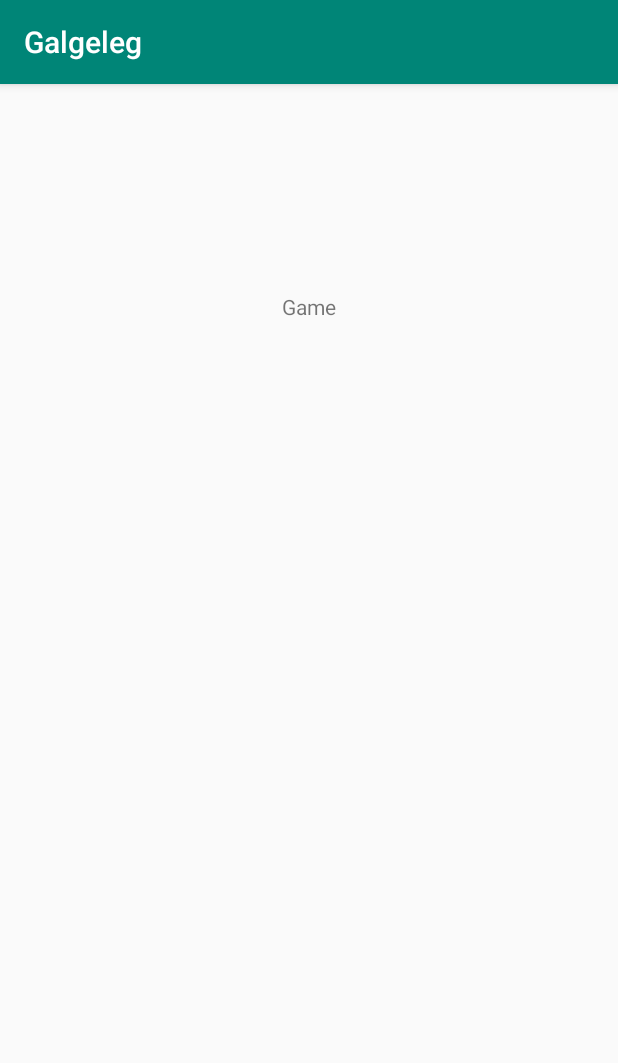
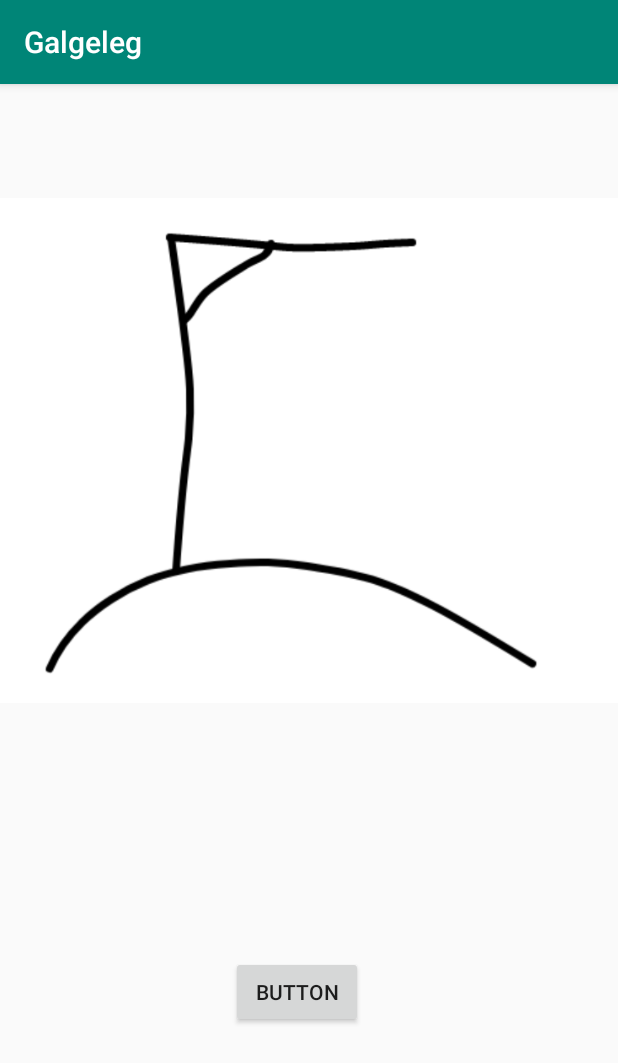
Before and after one commit to NicolaiNisbeth/galgeleg, an Android app: the GameActivity screen opened directly, with no data from a screen before it, on a phone screen of 412 x 824 dp. Shown: the top 1063 px of the screen. Run offline under Robolectric (Android 15) with nearby library versions, the phone set to English and light mode, and no system bars.

Commit message:
added hangingman images

```diff
--- a/app/src/main/java/com/example/galgeleg/GameActivity.java
+++ b/app/src/main/java/com/example/galgeleg/GameActivity.java
@@ -5,16 +5,31 @@ import android.os.Bundle;
 import android.util.Log;
 import android.view.View;
 import android.widget.Button;
+import android.widget.ImageView;
 
 import androidx.appcompat.app.AppCompatActivity;
 
-public class GameActivity extends AppCompatActivity {
+public class GameActivity extends AppCompatActivity implements View.OnClickListener {
+    private Button btn;
+    private ImageView imageView;
 
     @Override
     protected void onCreate(Bundle savedInstanceState) {
         super.onCreate(savedInstanceState);
         setContentView(R.layout.game_activity);
 
+        btn = findViewById(R.id.button);
+        btn.setOnClickListener(this);
+
+        imageView = findViewById(R.id.imageView);
+
+
     }
 
+    @Override
+    public void onClick(View v) {
+        if (v == btn){
+            imageView.setImageResource(R.drawable.drawing2);
+        }
+    }
 }
--- a/app/src/main/res/layout/game_activity.xml
+++ b/app/src/main/res/layout/game_activity.xml
@@ -5,20 +5,30 @@
     android:orientation="vertical" android:layout_width="match_parent"
     android:layout_height="match_parent">
 
-    <TextView
-        android:id="@+id/textView4"
+    <ImageView
+        android:id="@+id/imageView"
+        android:layout_width="428dp"
+        android:layout_height="451dp"
+        android:layout_marginBottom="280dp"
+        app:layout_constraintBottom_toBottomOf="parent"
+        app:layout_constraintEnd_toEndOf="parent"
+        app:layout_constraintStart_toStartOf="parent"
+        app:layout_constraintTop_toTopOf="parent"
+        app:srcCompat="@drawable/drawing1" />
+
+    <Button
+        android:id="@+id/button"
         android:layout_width="wrap_content"
         android:layout_height="wrap_content"
-        android:layout_marginStart="176dp"
-        android:layout_marginLeft="176dp"
-        android:layout_marginTop="120dp"
-        android:layout_marginEnd="177dp"
-        android:layout_marginRight="177dp"
-        android:layout_marginBottom="592dp"
-        android:text="Game"
+        android:layout_marginStart="153dp"
+        android:layout_marginLeft="153dp"
+        android:layout_marginTop="102dp"
+        android:layout_marginEnd="170dp"
+        android:layout_marginRight="170dp"
+        android:layout_marginBottom="129dp"
+        android:text="Button"
         app:layout_constraintBottom_toBottomOf="parent"
         app:layout_constraintEnd_toEndOf="parent"
-        app:layout_constraintHorizontal_bias="0.523"
         app:layout_constraintStart_toStartOf="parent"
-        app:layout_constraintTop_toTopOf="parent" />
+        app:layout_constraintTop_toBottomOf="@+id/imageView" />
 </androidx.constraintlayout.widget.ConstraintLayout>
```
Also changed, not shown: app/src/main/java/com/example/galgeleg/model/Sentence.java (+64 -4 lines), app/src/main/res/drawable/drawing1.png (added), app/src/main/res/drawable/drawing2.png (added), app/src/main/res/drawable/drawing3.png (added), app/src/main/res/drawable/drawing4.png (added), app/src/main/res/drawable/drawing5.png (added), app/src/main/res/drawable/drawing6.png (added), app/src/main/res/drawable/drawing7.png (added).
